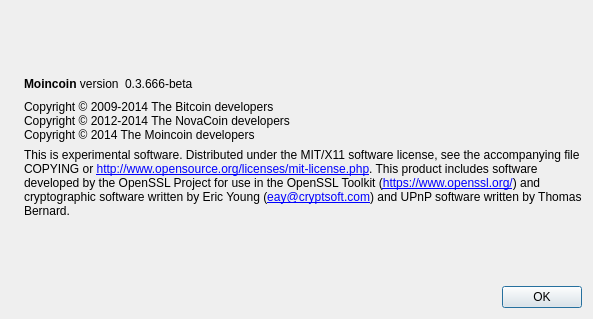
MoincoinDev/MoinCoin, file src/qt/forms/aboutdialog.ui: the form before one commit.
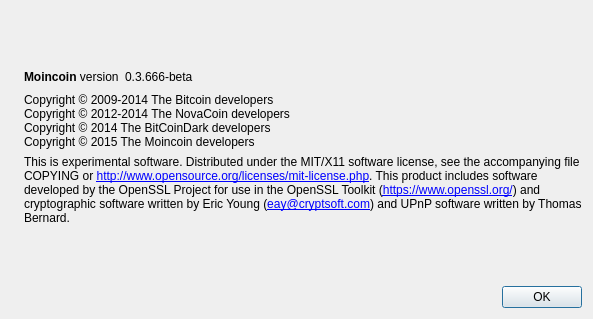
The form after the commit. Icons and pictures are not drawn.

What changed in the file:
```diff
--- a/src/qt/forms/aboutdialog.ui
+++ b/src/qt/forms/aboutdialog.ui
@@ -93,7 +93,8 @@
        <property name="text">
         <string>Copyright © 2009-2014 The Bitcoin developers
 Copyright © 2012-2014 The NovaCoin developers
-Copyright © 2014 The Moincoin developers</string>
+Copyright © 2014 The BitCoinDark developers
+Copyright © 2015 The Moincoin developers</string>
        </property>
        <property name="textInteractionFlags">
         <set>Qt::LinksAccessibleByMouse|Qt::TextSelectableByKeyboard|Qt::TextSelectableByMouse</set>
```
